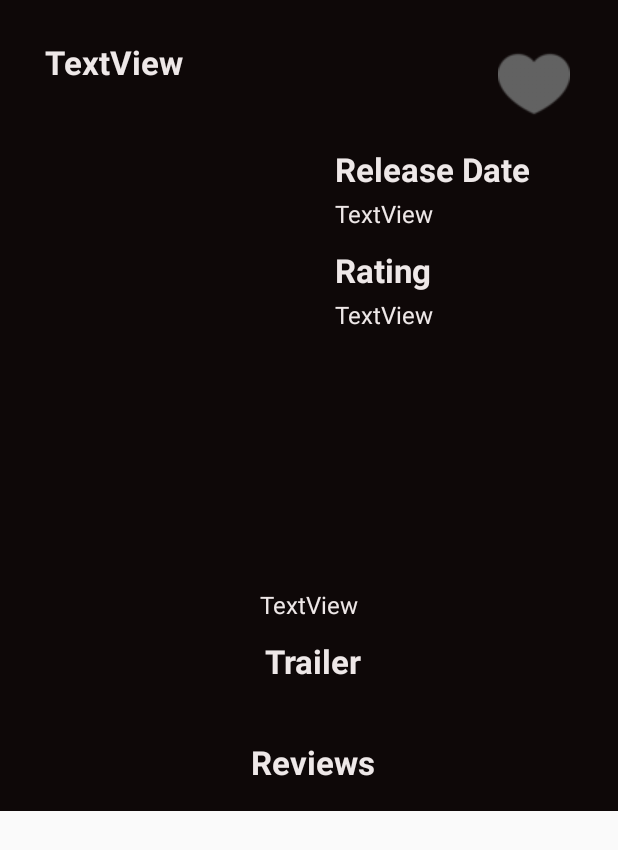
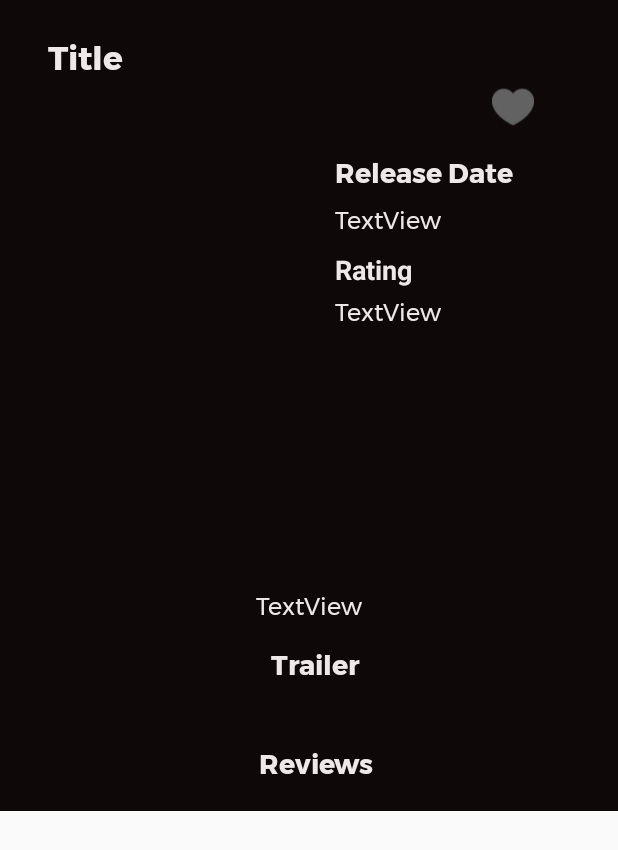
Before and after one commit to tirtasaputra/PopularMovieApp, an Android app: the layout activity_detail.xml on its own in the app's theme, with its tools: preview values and no code run, on a phone screen of 412 x 824 dp. Shown: the top 850 px of the screen. Run offline under Robolectric (Android 15) with nearby library versions, the phone set to English and light mode, and no system bars.

Commit message:
Organize Layout

```diff
--- a/app/build.gradle
+++ b/app/build.gradle
@@ -5,7 +5,7 @@ android {
     buildToolsVersion "29.0.2"
     defaultConfig {
         applicationId "com.example.popularmovieapp"
-        minSdkVersion 29
+        minSdkVersion 18
         targetSdkVersion 29
         versionCode 1
         versionName "1.0"
--- a/app/src/main/res/layout/activity_detail.xml
+++ b/app/src/main/res/layout/activity_detail.xml
@@ -12,35 +12,32 @@
 
         <ImageButton
             android:id="@+id/love_button"
+            android:layout_width="28dp"
+            android:layout_height="29dp"
+            android:layout_marginEnd="56dp"
             android:background="@drawable/grey_heart"
-            android:layout_width="48dp"
-            android:layout_height="48dp"
-            android:layout_marginTop="32dp"
-            android:layout_marginEnd="32dp"
             android:clickable="true"
             android:onClick="onClick"
             app:layout_constraintEnd_toEndOf="parent"
-            app:layout_constraintTop_toTopOf="parent"
-            />
+            app:layout_constraintTop_toBottomOf="@+id/movie_title_detail" />
 
         <TextView
             android:id="@+id/movie_title_detail"
-            android:layout_width="wrap_content"
+            android:layout_width="match_parent"
             android:layout_height="wrap_content"
             android:layout_marginBottom="16dp"
-            android:text="TextView"
+            android:paddingLeft="32dp"
+            android:text="Title"
+            android:textColor="@color/colorText"
             android:textSize="22dp"
-            android:textStyle="bold"
-            android:textColor="@color/colorText"
+            android:fontFamily="@font/montserrat_bold"
             app:layout_constraintBottom_toTopOf="@+id/movie_image_detail"
-            app:layout_constraintEnd_toEndOf="parent"
-            app:layout_constraintHorizontal_bias="0.094"
-            app:layout_constraintStart_toStartOf="parent"
             app:layout_constraintTop_toTopOf="parent"
             app:layout_constraintVertical_bias="0.866" />
 
         <ImageView
             android:id="@+id/movie_image_detail"
+            android:elevation="12dp"
             android:layout_width="185dp"
             android:layout_height="300dp"
             android:layout_marginTop="76dp"
@@ -55,12 +52,14 @@
             android:id="@+id/release_date"
             android:layout_width="wrap_content"
             android:layout_height="wrap_content"
-            android:layout_marginTop="42dp"
+            android:layout_marginTop="44dp"
+            android:fontFamily="@font/montserrat_bold"
+            android:paddingLeft="8dp"
             android:text="Release Date"
-            android:textSize="22dp"
-            android:textStyle="bold"
             android:textColor="@color/colorText"
-            android:paddingLeft="8dp"
+            android:textSize="18dp"
+            app:layout_constraintEnd_toEndOf="parent"
+            app:layout_constraintHorizontal_bias="0.0"
             app:layout_constraintStart_toEndOf="@+id/movie_image_detail"
             app:layout_constraintTop_toBottomOf="@+id/movie_title_detail" />
 
@@ -73,6 +72,7 @@
             android:text="TextView"
             android:textSize="16dp"
             android:textColor="@color/colorText"
+            android:fontFamily="@font/montserrat"
             app:layout_constraintStart_toEndOf="@+id/movie_image_detail"
             app:layout_constraintTop_toBottomOf="@+id/release_date" />
 
@@ -80,47 +80,41 @@
             android:id="@+id/rating"
             android:layout_width="wrap_content"
             android:layout_height="wrap_content"
-            android:layout_marginTop="12dp"
+            android:layout_marginTop="8dp"
             android:paddingLeft="8dp"
             android:text="Rating"
             android:textColor="@color/colorText"
-            android:textSize="22dp"
+            android:textSize="18dp"
             android:textStyle="bold"
+            app:layout_constraintEnd_toEndOf="parent"
+            app:layout_constraintHorizontal_bias="0.0"
             app:layout_constraintStart_toEndOf="@+id/movie_image_detail"
             app:layout_constraintTop_toBottomOf="@+id/movie_release_date" />
 
         <TextView
             android:id="@+id/trailer"
-            android:layout_width="98dp"
-            android:layout_height="31dp"
-            android:layout_marginStart="144dp"
+            android:layout_width="match_parent"
+            android:layout_height="wrap_content"
             android:layout_marginTop="12dp"
             android:paddingLeft="8dp"
             android:text="Trailer"
             android:textAlignment="center"
             android:textColor="@color/colorText"
-            android:textSize="22dp"
-            android:textStyle="bold"
-            app:layout_constraintEnd_toEndOf="parent"
-            app:layout_constraintHorizontal_bias="0.071"
-            app:layout_constraintStart_toStartOf="parent"
+            android:textSize="18dp"
+            android:fontFamily="@font/montserrat_bold"
             app:layout_constraintTop_toBottomOf="@+id/movie_description" />
 
         <TextView
             android:id="@+id/reviews"
-            android:layout_width="98dp"
-            android:layout_height="31dp"
-            android:layout_marginStart="144dp"
+            android:layout_width="match_parent"
+            android:layout_height="wrap_content"
             android:layout_marginTop="20dp"
             android:paddingLeft="8dp"
             android:text="Reviews"
             android:textAlignment="center"
             android:textColor="@color/colorText"
-            android:textSize="22dp"
-            android:textStyle="bold"
-            app:layout_constraintEnd_toEndOf="parent"
-            app:layout_constraintHorizontal_bias="0.065"
-            app:layout_constraintStart_toStartOf="parent"
+            android:textSize="18dp"
+            android:fontFamily="@font/montserrat_bold"
             app:layout_constraintTop_toBottomOf="@+id/trailer_list" />
 
         <TextView
@@ -132,6 +126,7 @@
             android:text="TextView"
             android:textSize="16dp"
             android:textColor="@color/colorText"
+            android:fontFamily="@font/montserrat"
             app:layout_constraintStart_toEndOf="@+id/movie_image_detail"
             app:layout_constraintTop_toBottomOf="@+id/rating" />
 
@@ -145,6 +140,7 @@
             android:text="TextView"
             android:textSize="16dp"
             android:textColor="@color/colorText"
+            android:fontFamily="@font/montserrat"
             app:layout_constraintBottom_toBottomOf="parent"
             app:layout_constraintEnd_toEndOf="parent"
             app:layout_constraintStart_toStartOf="parent"
@@ -153,7 +149,7 @@
 
         <androidx.recyclerview.widget.RecyclerView
             android:id="@+id/trailer_list"
-            android:layout_width="wrap_content"
+            android:layout_width="match_parent"
             android:layout_height="wrap_content"
             android:layout_margin="16dp"
             android:layout_marginTop="12dp"
@@ -162,14 +158,14 @@
             android:text="TextView"
             android:textColor="@color/colorText"
             android:textSize="16dp"
+            android:fontFamily="@font/montserrat"
             app:layout_constraintEnd_toEndOf="parent"
-            app:layout_constraintHorizontal_bias="0.503"
             app:layout_constraintStart_toStartOf="parent"
             app:layout_constraintTop_toBottomOf="@+id/trailer" />
 
         <androidx.recyclerview.widget.RecyclerView
             android:id="@+id/review_list"
-            android:layout_width="wrap_content"
+            android:layout_width="match_parent"
             android:layout_height="wrap_content"
             android:layout_margin="16dp"
             android:layout_marginTop="8dp"
@@ -178,6 +174,7 @@
             android:text="TextView"
             android:textColor="@color/colorText"
             android:textSize="16dp"
+            android:fontFamily="@font/montserrat"
             app:layout_constraintEnd_toEndOf="parent"
             app:layout_constraintHorizontal_bias="0.496"
             app:layout_constraintStart_toStartOf="parent"
--- a/app/src/main/res/layout/activity_main.xml
+++ b/app/src/main/res/layout/activity_main.xml
@@ -26,7 +26,8 @@
         android:id="@+id/movie_list"
         android:layout_width="match_parent"
         android:layout_height="match_parent"
-        android:padding="8dp"/>
+        android:paddingLeft="8dp"
+        android:paddingRight="8dp"/>
 
 
 
--- a/app/src/main/res/layout/layout_review.xml
+++ b/app/src/main/res/layout/layout_review.xml
@@ -2,9 +2,9 @@
 <androidx.cardview.widget.CardView xmlns:android="http://schemas.android.com/apk/res/android"
     android:layout_width="match_parent"
     android:layout_height="wrap_content"
-    app:cardUseCompatPadding="true"
-    app:cardCornerRadius="6dp"
-    app:cardElevation="3dp"
+    app:cardCornerRadius="12dp"
+    app:cardElevation="4dp"
+    android:layout_margin="4dp"
     android:backgroundTint="@color/colorPrimary"
     xmlns:app="http://schemas.android.com/apk/res-auto">
 
--- a/app/src/main/res/layout/layout_trailer.xml
+++ b/app/src/main/res/layout/layout_trailer.xml
@@ -2,9 +2,9 @@
 <androidx.cardview.widget.CardView xmlns:android="http://schemas.android.com/apk/res/android"
     android:layout_width="match_parent"
     android:layout_height="wrap_content"
-    app:cardUseCompatPadding="true"
-    app:cardCornerRadius="6dp"
-    app:cardElevation="3dp"
+    app:cardCornerRadius="12dp"
+    app:cardElevation="4dp"
+    android:layout_margin="4dp"
     android:backgroundTint="@color/colorPrimary"
     xmlns:app="http://schemas.android.com/apk/res-auto">
 
```
Also changed, not shown: app/src/main/res/layout/layout_movie.xml (+11 -9 lines), app/src/main/res/font/montserrat.ttf (added), app/src/main/res/font/montserrat_bold.ttf (added).
